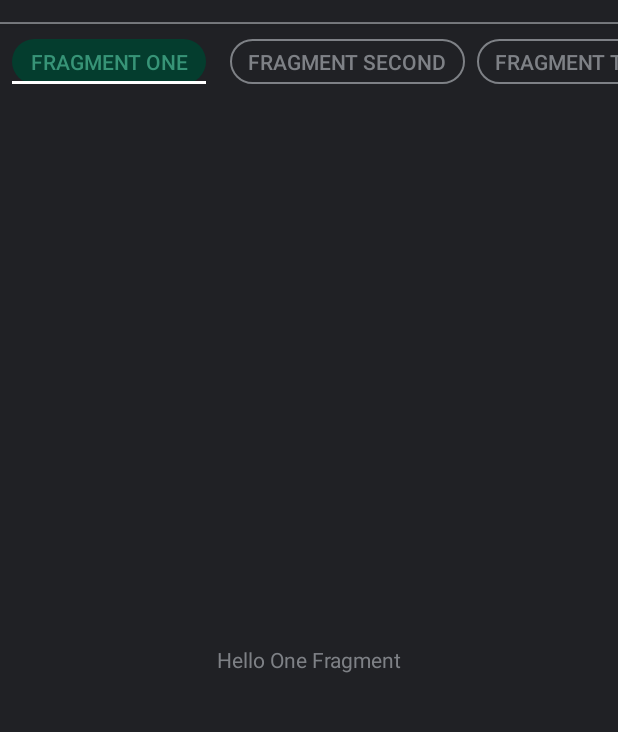
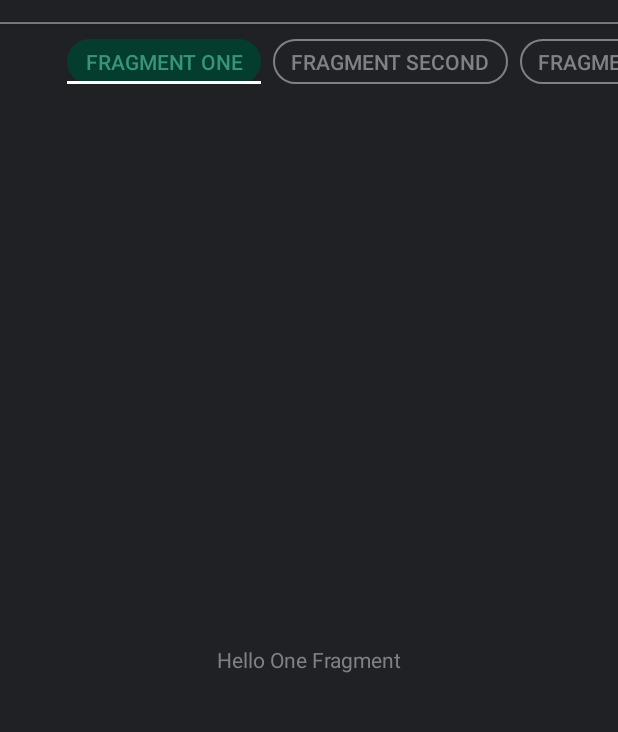
Before and after one commit to siscofran999/Tablayout-like-playstore, an Android app: the screen it shows after launch (MainActivity), on a phone screen of 412 x 824 dp, the part 62-794 px from its top. Run offline under Robolectric (Android 15) with nearby library versions, the phone set to English and light mode, and no system bars.

Commit message:
add percobaan

```diff
--- a/app/src/main/java/com/siscofran/tabchips/MainActivity.kt
+++ b/app/src/main/java/com/siscofran/tabchips/MainActivity.kt
@@ -3,6 +3,7 @@ package com.siscofran.tabchips
 import android.content.res.Resources
 import androidx.appcompat.app.AppCompatActivity
 import android.os.Bundle
+import android.util.Log
 import android.util.TypedValue
 import android.view.ViewGroup
 import android.widget.LinearLayout
@@ -23,12 +24,26 @@ class MainActivity : AppCompatActivity() {
         viewPager.adapter = pagerAdapter
         tabLayout.setupWithViewPager(viewPager)
 
+        // request dari mas firdaus
         val tabs = tabLayout.getChildAt(0) as ViewGroup
-        for (i in 0 until tabs.childCount - 1) {
+        val tes = tabs.getChildAt(0)
+        val layoutParams = tes.layoutParams as LinearLayout.LayoutParams
+        layoutParams.marginStart = dpToPx(resources, resources.getDimension(R.dimen.dimen_30dp)).toInt()
+        tes.layoutParams = layoutParams
+        tabLayout.requestLayout()
+        Log.i("TAG", "onCreate: ${tabs.childCount}")
+
+        val tes2 = tabs.getChildAt(tabs.childCount -1)
+        val layoutParams2 = tes2.layoutParams as LinearLayout.LayoutParams
+        layoutParams2.marginEnd = dpToPx(resources, resources.getDimension(R.dimen.dimen_30dp)).toInt()
+        tes2.layoutParams = layoutParams2
+        tabLayout.requestLayout()
+
+        for (i in 0 until tabs.childCount -1) {
             val tab = tabs.getChildAt(i)
             val layoutParams = tab.layoutParams as LinearLayout.LayoutParams
             layoutParams.marginEnd = dpToPx(resources, 8f).toInt()
-            layoutParams.marginStart = dpToPx(resources, 8f).toInt()
+//            layoutParams.marginStart = dpToPx(resources, 8f).toInt()
             tab.layoutParams = layoutParams
             tabLayout.requestLayout()
         }
--- a/app/src/main/res/layout/activity_main.xml
+++ b/app/src/main/res/layout/activity_main.xml
@@ -26,7 +26,7 @@
             android:id="@+id/tabLayout"
             android:layout_width="match_parent"
             android:layout_height="30dp"
-            android:layout_marginTop="10dp"
+            android:layout_marginTop="@dimen/dimen_10dp"
             app:tabTextColor="@color/colorText"
             app:tabSelectedTextColor="@color/colorTextSelected"
             app:tabBackground="@drawable/bg_tab"
--- /dev/null
+++ b/app/src/main/res/values/dimens.xml
@@ -0,0 +1,5 @@
+<?xml version="1.0" encoding="utf-8"?>
+<resources>
+    <dimen name="dimen_10dp">10dp</dimen>
+    <dimen name="dimen_30dp">30dp</dimen>
+</resources>
```
